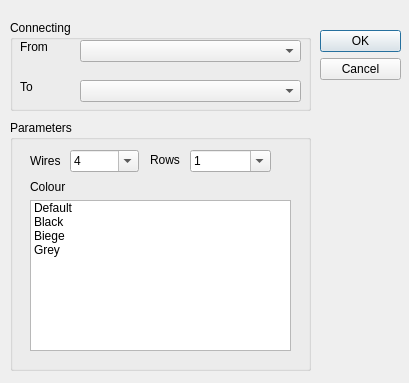
The window that iot-developer/mainwindow/newconnectionitemdialog.ui (clixx-io/clixx.io) describes before a commit, drawn with Qt 5.
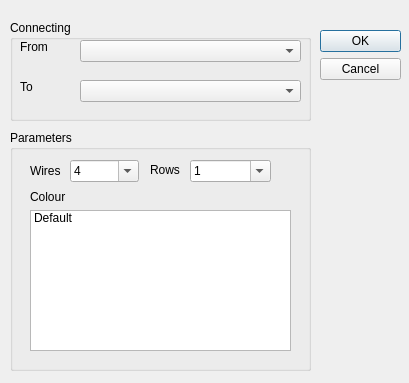
The same window after the commit.

The edit to the form file:
```diff
--- a/iot-developer/mainwindow/newconnectionitemdialog.ui
+++ b/iot-developer/mainwindow/newconnectionitemdialog.ui
@@ -33,9 +33,9 @@
    <property name="geometry">
     <rect>
      <x>10</x>
-     <y>120</y>
+     <y>130</y>
      <width>301</width>
-     <height>251</height>
+     <height>241</height>
     </rect>
    </property>
    <property name="title">
@@ -170,7 +170,7 @@
       <x>20</x>
       <y>80</y>
       <width>261</width>
-      <height>151</height>
+      <height>141</height>
      </rect>
     </property>
     <item>
@@ -178,21 +178,6 @@
       <string>Default</string>
      </property>
     </item>
-    <item>
-     <property name="text">
-      <string>Black</string>
-     </property>
-    </item>
-    <item>
-     <property name="text">
-      <string>Biege</string>
-     </property>
-    </item>
-    <item>
-     <property name="text">
-      <string>Grey</string>
-     </property>
-    </item>
    </widget>
    <widget class="QLabel" name="label">
     <property name="geometry">
@@ -214,7 +199,7 @@
      <x>10</x>
      <y>20</y>
      <width>301</width>
-     <height>91</height>
+     <height>101</height>
     </rect>
    </property>
    <property name="title">
```
Left out of the diff: 6 changed lines with no effect on the pictures.
